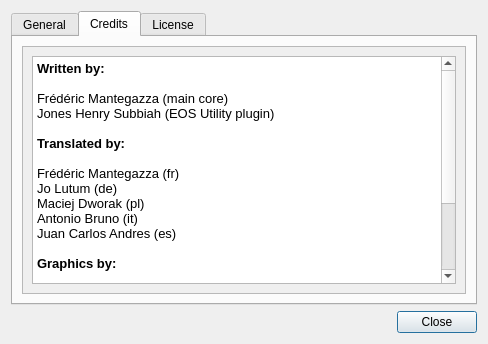
Above: papywizard/view/ui/helpAboutDialog.ui from bingostar89/Papywizard before the change. Below: the same form after it.
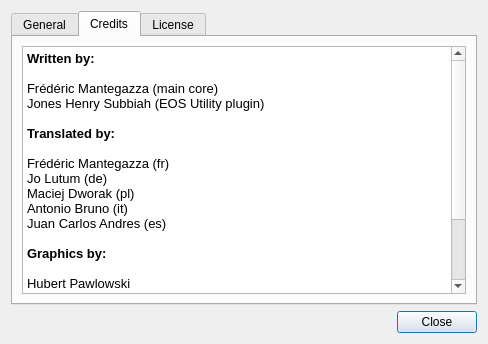
That is the form after the change. The open tabs and pages were chosen to show the change. Icons and pictures are not drawn.

```diff
--- a/papywizard/view/ui/helpAboutDialog.ui
+++ b/papywizard/view/ui/helpAboutDialog.ui
@@ -147,21 +147,6 @@
       </attribute>
       <layout class="QVBoxLayout" name="verticalLayout_5">
        <item>
-        <widget class="QScrollArea" name="scrollArea">
-         <property name="widgetResizable">
-          <bool>true</bool>
-         </property>
-         <widget class="QWidget" name="scrollAreaWidgetContents">
-          <property name="geometry">
-           <rect>
-            <x>0</x>
-            <y>0</y>
-            <width>466</width>
-            <height>258</height>
-           </rect>
-          </property>
-          <layout class="QGridLayout" name="gridLayout_2">
-           <item row="0" column="0">
             <widget class="QTextEdit" name="textEdit">
              <property name="readOnly">
               <bool>true</bool>
@@ -194,13 +179,6 @@
 &lt;p style=&quot; margin-top:0px; margin-bottom:0px; margin-left:0px; margin-right:0px; -qt-block-indent:0; text-indent:0px;&quot;&gt;Frédéric Mantegazza (linux, windows, maemo)&lt;/p&gt;
 &lt;p style=&quot; margin-top:0px; margin-bottom:0px; margin-left:0px; margin-right:0px; -qt-block-indent:0; text-indent:0px;&quot;&gt;Jeremy Pronk (MacOS)&lt;/p&gt;&lt;/body&gt;&lt;/html&gt;</string>
              </property>
-             <property name="textInteractionFlags">
-              <set>Qt::TextSelectableByMouse</set>
-             </property>
-            </widget>
-           </item>
-          </layout>
-         </widget>
         </widget>
        </item>
       </layout>
```
Lines whose indentation alone changed are shown as unchanged.
